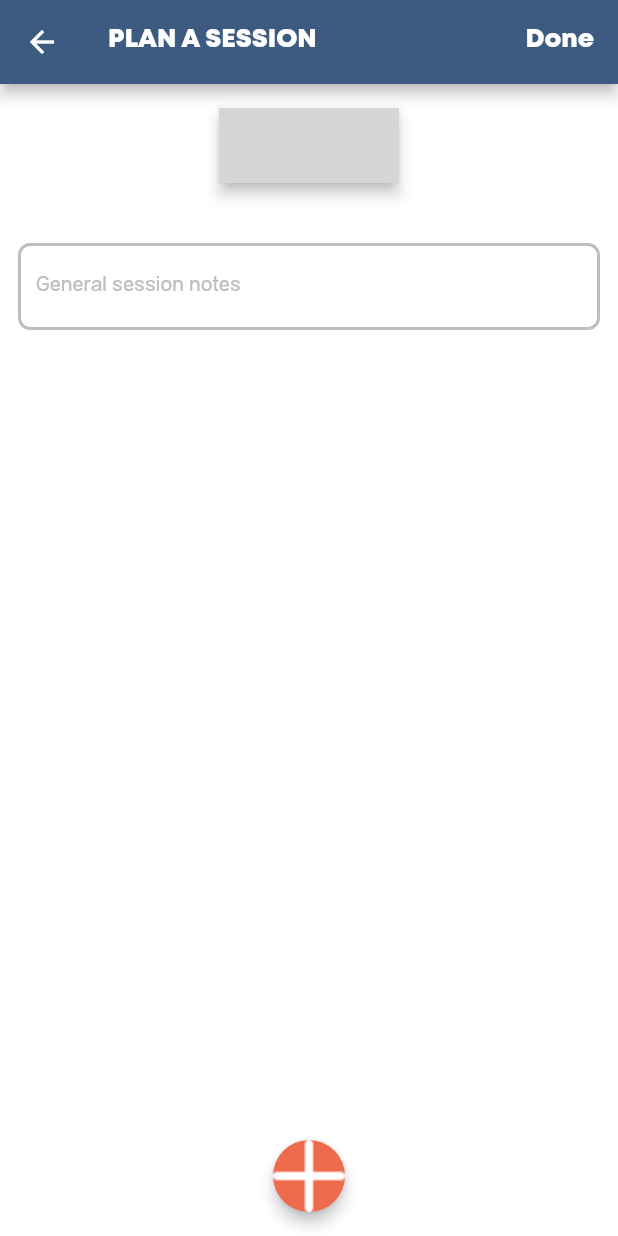
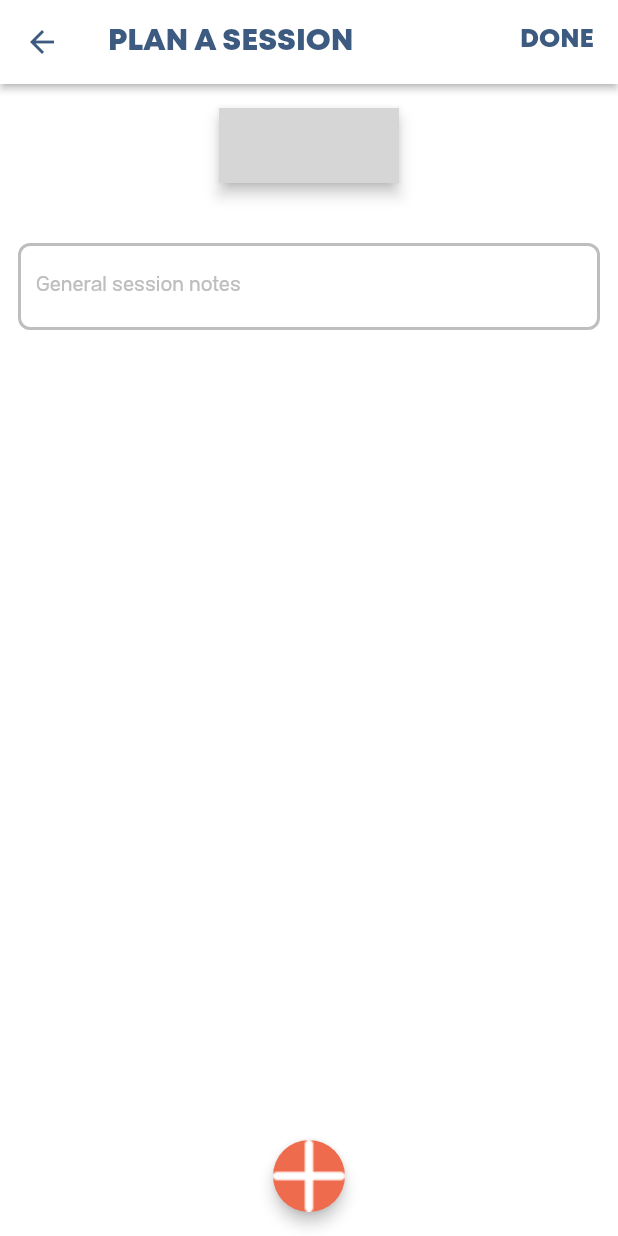
Before and after one commit to JPUF/ppl_course, a Flutter app: the SessionPage screen opened directly, on a phone screen of 412 x 824 dp. Run offline on Flutter 3.47's test engine with Material 2 defaults, Android fonts, the light colour scheme and no system bars; drawn by our look-alikes of animated_toggle_switch; our stand-ins replace bloc, flutter_bloc, flutter_svg, flutter_svg_provider, page_transition, scrollable_positioned_list and 1 more; grey boxes are pictures that could not be loaded.

Commit message:
Minor refactor

```diff
--- a/lib/main.dart
+++ b/lib/main.dart
@@ -27,6 +27,7 @@ class MyApp extends StatelessWidget {
       child: MaterialApp(
           theme: ThemeData(
               primarySwatch: AppColor.dark,
+              appBarTheme: AppBarTheme(backgroundColor: AppColor.white, foregroundColor: AppColor.dark, elevation: 2),
               scaffoldBackgroundColor: AppColor.white),
           onGenerateRoute: _router.onGenerateRoute,
           home: const HomePage(title: Strings.appTitle)),
--- a/lib/presentation/pages/session/session_page.dart
+++ b/lib/presentation/pages/session/session_page.dart
@@ -8,6 +8,7 @@ import 'package:ppl_course/res/styles/app_text_styles.dart';
 
 import 'components/add_exercise_bottom_sheet.dart';
 import 'components/add_exercise_button.dart';
+import 'components/bottom_sheet_header.dart';
 import 'components/plan_exercise_widget.dart';
 import 'components/ppl_selector_switch.dart';
 
@@ -51,14 +52,18 @@ class _SessionPageState extends State<SessionPage> {
         appBar: AppBar(
           title: Text(
             Strings.planSessionTitle,
-            style: AppTextStyles.button.apply(color: AppColor.white),
+            style: AppTextStyles.barTitle,
           ),
-          actions: [Container(
-            padding: const EdgeInsets.only(right: 16),
-            alignment: Alignment.centerRight,
-              child: GestureDetector(
-                onTap: () => submitSession(),
-                  child: Text("Done", style: AppTextStyles.button.apply(color: AppColor.white),)))],
+          actions: [
+            Container(
+                padding: const EdgeInsets.only(right: 16),
+                alignment: Alignment.centerRight,
+                child: GestureDetector(
+                    onTap: () => submitSession(),
+                    child: Text(Strings.genericDone,
+                        style:
+                            AppTextStyles.button.apply(color: AppColor.dark))))
+          ],
         ),
         body: Stack(
           alignment: Alignment.topCenter,
@@ -111,7 +116,7 @@ class _SessionPageState extends State<SessionPage> {
               heightFactor: 0.85,
               child: Column(
                 children: [
-                  buildSheetHeader(),
+                  BottomSheetHeader(context: context),
                   Expanded(
                       child: AddExerciseBottomSheet(
                           addExercise: (newExercise) =>
@@ -135,41 +140,6 @@ class _SessionPageState extends State<SessionPage> {
     return Column(children: exerciseWidgets);
   }
 
-  Widget buildSheetHeader() {
-    return Column(
-      children: [
-        Stack(
-          children: [
-            SizedBox(
-                width: double.infinity,
-                child: Container(
-                  padding: const EdgeInsets.only(top: 10, bottom: 4),
-                  child: Text(
-                    Strings.exerciseTitle,
-                    style: AppTextStyles.headline3.apply(color: AppColor.black),
-                    textAlign: TextAlign.center,
-                  ),
-                )),
-            Positioned(
-              right: 0,
-              top: 0,
-              child: MaterialButton(
-                onPressed: () => Navigator.pop(context),
-                minWidth: 0,
-                child: Icon(
-                  Icons.close,
-                  color: AppColor.black,
-                  size: 20,
-                ),
-              ),
-            ),
-          ],
-        ),
-        const Divider(height: 1)
-      ],
-    );
-  }
-
   void submitSession() {
     navigateBack();
   }
--- a/lib/res/string/strings.dart
+++ b/lib/res/string/strings.dart
@@ -1,4 +1,7 @@
 class Strings {
+
+  // Generic
+  static const String genericDone = "DONE";
 
   // Global
   static const String appTitle = "PPL Planner";
--- a/lib/res/styles/app_text_styles.dart
+++ b/lib/res/styles/app_text_styles.dart
@@ -6,6 +6,12 @@ class AppTextStyles {
       color: AppColor.black,
       fontSize: 17.0,
       height: 0.8,
+      fontWeight: FontWeight.bold,
+      fontFamily: AppFontFamilies.mont);
+
+  static TextStyle barTitle = TextStyle(
+      color: AppColor.dark,
+      fontSize: 20.0,
       fontWeight: FontWeight.bold,
       fontFamily: AppFontFamilies.mont);
 
```
Also changed, not shown: lib/presentation/pages/session/components/bottom_sheet_header.dart (added, +49 -0 lines), 1 other file.
